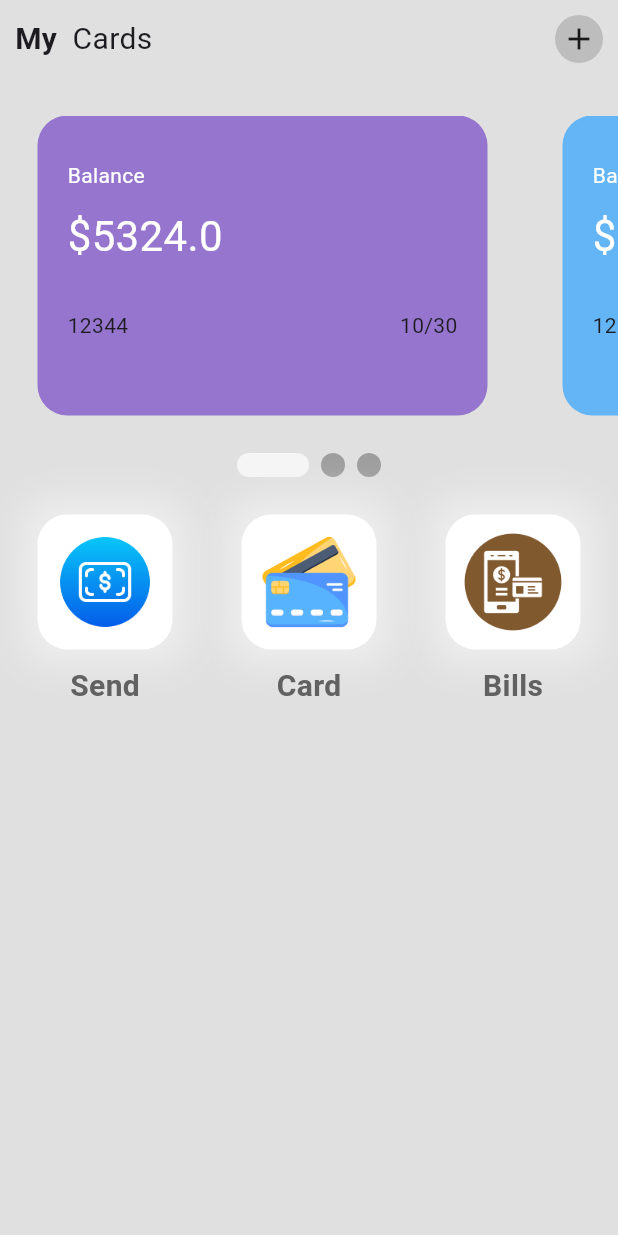
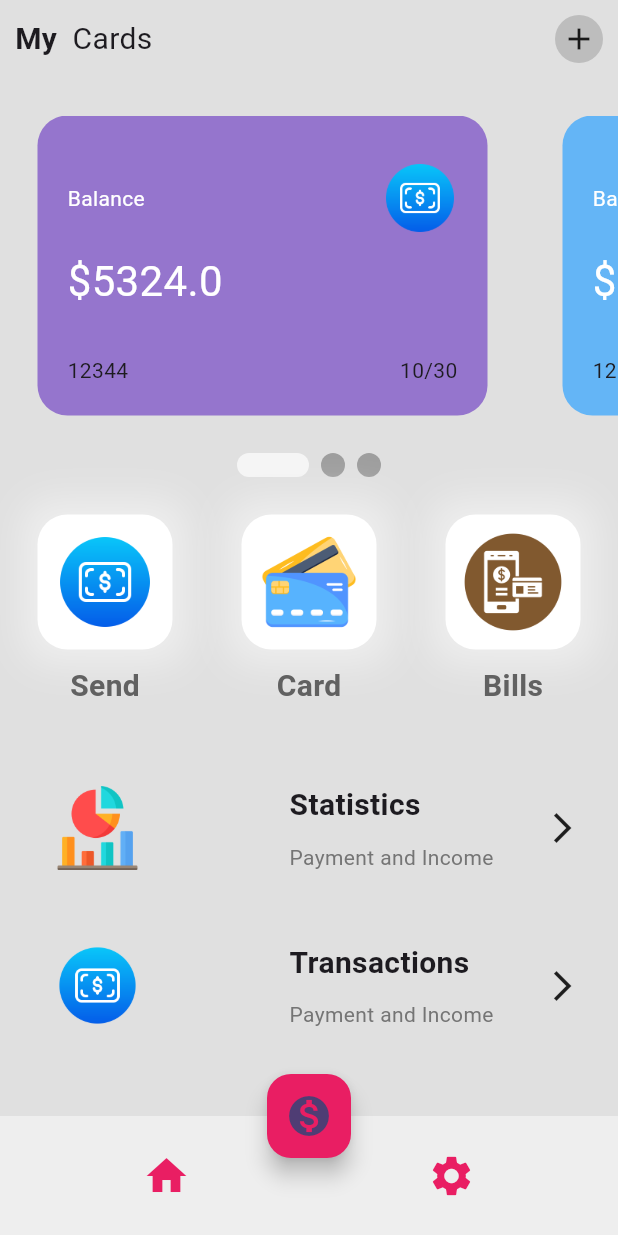
Before and after one commit to zahrawm/wallet-ui-app, a Flutter app: the screen it shows after launch, on a phone screen of 412 x 824 dp. Run offline on Flutter 3.47's test engine with Material 3 defaults, Android fonts, the phone set to English and light mode, and no system bars; drawn by our look-alikes of smooth_page_indicator; our stand-ins replace google_fonts.

Commit message:
Code updated

```diff
--- a/wallet_app/lib/pages/home_page.dart
+++ b/wallet_app/lib/pages/home_page.dart
@@ -2,6 +2,7 @@ import 'package:flutter/material.dart';
 import 'package:smooth_page_indicator/smooth_page_indicator.dart';
 import 'package:wallet_app/utils/my_button.dart';
 import 'package:wallet_app/utils/my_card.dart';
+import 'package:wallet_app/utils/my_list_title.dart';
 
 class HomePage extends StatefulWidget {
   const HomePage({super.key});
@@ -16,7 +17,41 @@ class _HomePageState extends State<HomePage> {
   Widget build(BuildContext context) {
     return Scaffold(
       backgroundColor: Colors.grey[300],
-      body: Column(
+      floatingActionButton: FloatingActionButton(
+        onPressed: () {},
+        backgroundColor: Colors.pink,
+        child: Icon(
+          Icons.monetization_on,
+          size: 32,
+        ),
+      ),
+      floatingActionButtonLocation: FloatingActionButtonLocation.centerDocked,
+      bottomNavigationBar: BottomAppBar(
+        color: Colors.grey[200],
+        child: Row(
+          mainAxisAlignment: MainAxisAlignment.spaceAround,
+          children: [
+            IconButton(
+              onPressed: () {},
+              icon: Icon(
+                Icons.home,
+                size: 32,
+                color: Colors.pink,
+              ),
+            ),
+            IconButton(
+              onPressed: () {},
+              icon: Icon(
+                Icons.settings,
+                size: 32,
+                color: Colors.pink,
+              ),
+            )
+          ],
+        ),
+      ),
+      body: SingleChildScrollView(
+        child: Column(
           children: [
             Padding(
               padding: const EdgeInsets.all(10.0),
@@ -25,7 +60,8 @@ class _HomePageState extends State<HomePage> {
                   children: [
                     Text(
                       "My ",
-                    style: TextStyle(fontSize: 20, fontWeight: FontWeight.bold),
+                      style:
+                          TextStyle(fontSize: 20, fontWeight: FontWeight.bold),
                     ),
                     SizedBox(
                       width: 5,
@@ -99,7 +135,26 @@ class _HomePageState extends State<HomePage> {
                       iconImagePath: 'lib/icons/atm-card.png',
                       buttonText: 'Card'),
                   MyButton(
-                    iconImagePath: 'lib/icons/payment.png', buttonText: 'Bills')
+                      iconImagePath: 'lib/icons/payment.png',
+                      buttonText: 'Bills')
+                ],
+              ),
+            ),
+            SizedBox(
+              height: 40,
+            ),
+            Padding(
+              padding: const EdgeInsets.symmetric(horizontal: 25),
+              child: Column(
+                children: [
+                  MyListTitle(
+                      iconImagePath: 'lib/icons/analytics.png',
+                      titleName: "Statistics",
+                      subTitle: 'Payment and Income'),
+                  MyListTitle(
+                      iconImagePath: 'lib/icons/money.png',
+                      titleName: "Transactions",
+                      subTitle: 'Payment and Income'),
                 ],
               ),
             )
@@ -109,6 +164,7 @@ class _HomePageState extends State<HomePage> {
           //cars
           //  three buttons
         ),
+      ),
     );
   }
 }
--- a/wallet_app/lib/utils/my_card.dart
+++ b/wallet_app/lib/utils/my_card.dart
@@ -26,14 +26,24 @@ class MyCard extends StatelessWidget {
             color: Color, borderRadius: BorderRadius.circular(20)),
         child: Column(
           crossAxisAlignment: CrossAxisAlignment.start,
+          mainAxisAlignment: MainAxisAlignment.spaceBetween,
           children: [
             SizedBox(
               height: 10,
             ),
-            Text('Balance',
-                style: TextStyle(
-                  color: Colors.white,
-                )),
+            Row(
+              children: [
+                Text('Balance',
+                    style: TextStyle(
+                      color: Colors.white,
+                    )),
+                Spacer(),
+                Image.asset(
+                  'lib/icons/money.png',
+                  height: 50,
+                )
+              ],
+            ),
             SizedBox(
               height: 10,
             ),
--- /dev/null
+++ b/wallet_app/lib/utils/my_list_title.dart
@@ -0,0 +1,56 @@
+import 'package:flutter/material.dart';
+
+class MyListTitle extends StatelessWidget {
+  final String iconImagePath;
+  final String titleName;
+  final String subTitle;
+  const MyListTitle(
+      {Key? Key,
+      required this.iconImagePath,
+      required this.titleName,
+      required this.subTitle})
+      : super(key: Key);
+
+  @override
+  Widget build(BuildContext context) {
+    return Padding(
+      padding: const EdgeInsets.only(bottom: 25),
+      child: Row(
+        mainAxisAlignment: MainAxisAlignment.spaceBetween,
+        children: [
+          Row(
+            children: [
+              Container(
+                padding: EdgeInsets.all(12),
+                height: 80,
+                decoration:
+                    BoxDecoration(borderRadius: BorderRadius.circular(12)),
+                child: Image.asset(iconImagePath),
+              ),
+            ],
+          ),
+          SizedBox(
+            width: 20,
+          ),
+          Column(
+            crossAxisAlignment: CrossAxisAlignment.start,
+            children: [
+              Text(
+                titleName,
+                style: TextStyle(fontWeight: FontWeight.bold, fontSize: 20),
+              ),
+              SizedBox(
+                height: 10,
+              ),
+              Text(
+                subTitle,
+                style: TextStyle(color: Colors.grey[600]),
+              )
+            ],
+          ),
+          Icon(Icons.arrow_forward_ios)
+        ],
+      ),
+    );
+  }
+}
```
Also changed, not shown: wallet_app/lib/icons/visa.png (added). Lines whose indentation alone changed are shown as unchanged.
